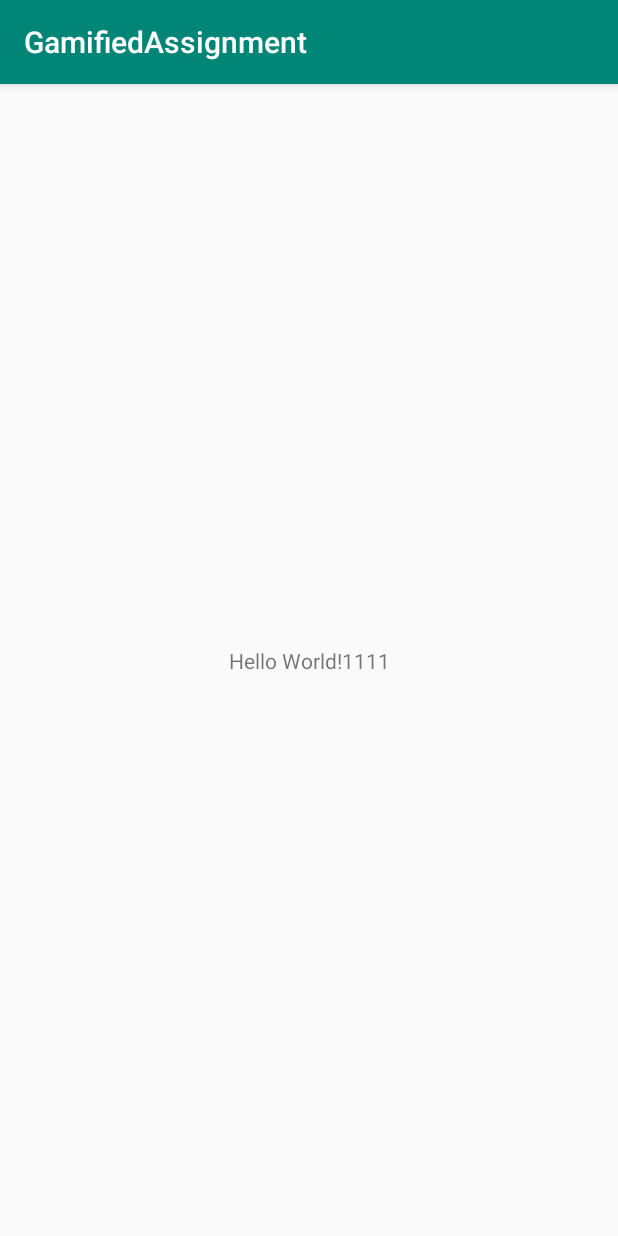
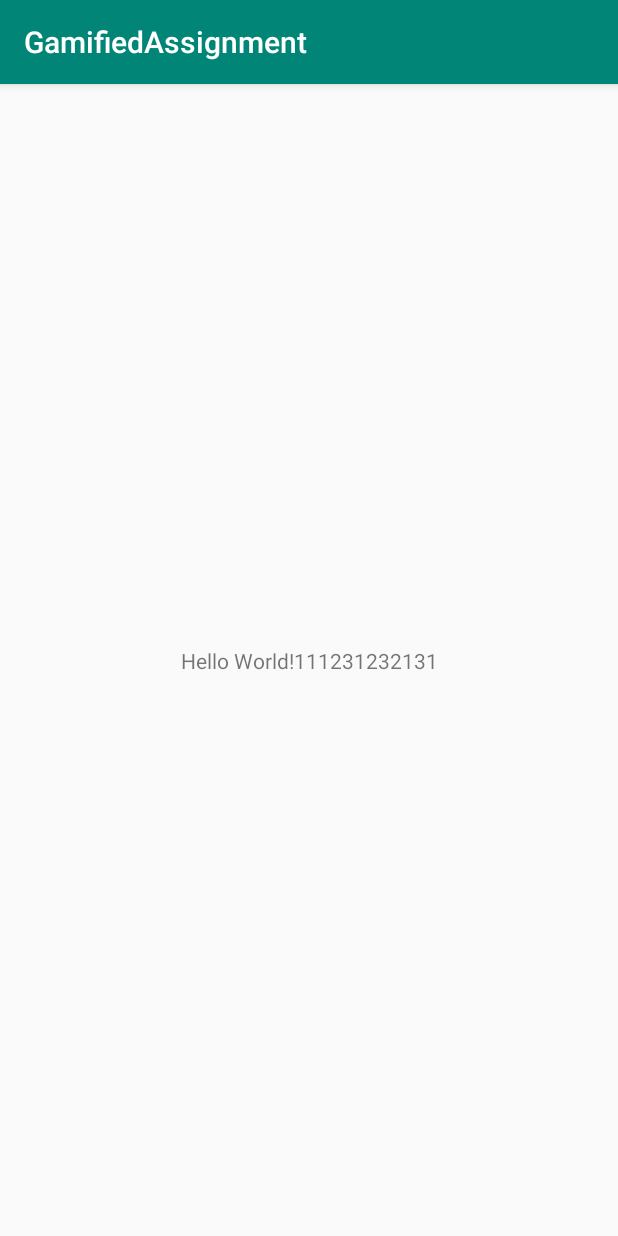
Before and after one commit to lewes5164312/Gamified-Assignment, an Android app: the screen it shows after launch (MainActivity), on a phone screen of 412 x 824 dp. Run offline under Robolectric (Android 15) with nearby library versions, the light colour scheme and no system bars.

Commit message:
12312
21312321

```diff
--- a/app/src/main/res/layout/activity_main.xml
+++ b/app/src/main/res/layout/activity_main.xml
@@ -9,7 +9,7 @@
     <TextView
         android:layout_width="wrap_content"
         android:layout_height="wrap_content"
-        android:text="Hello World!1111"
+        android:text="Hello World!111231232131"
         app:layout_constraintBottom_toBottomOf="parent"
         app:layout_constraintLeft_toLeftOf="parent"
         app:layout_constraintRight_toRightOf="parent"
```
